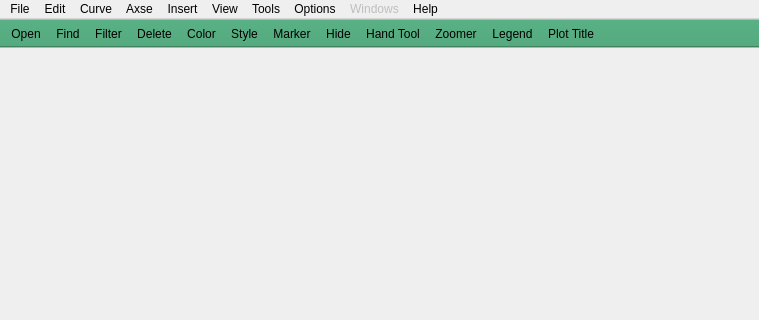
Qt form icurve_v2.0/icurve/resource/icurve.ui (Sunfe/icurve) before a commit; both pictures show x 0 to 759 and y 0 to 320 of the 759 by 475 pixel window.
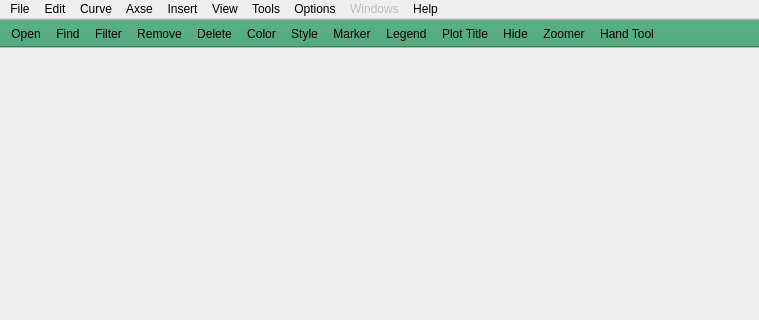
The same form after that commit. Icons and pictures are not drawn.

The edit to the form file:
```diff
--- a/icurve_v2.0/icurve/resource/icurve.ui
+++ b/icurve_v2.0/icurve/resource/icurve.ui
@@ -273,15 +273,16 @@
    <addaction name="actionOpen"/>
    <addaction name="actionFind"/>
    <addaction name="actionFilter"/>
+   <addaction name="actionRemove"/>
    <addaction name="actionDelete"/>
    <addaction name="actionColor"/>
    <addaction name="actionStyle"/>
    <addaction name="actionMarker"/>
-   <addaction name="actionHide"/>
-   <addaction name="actionHandMove"/>
-   <addaction name="actionZoom"/>
    <addaction name="actionLegend"/>
    <addaction name="actionTitle"/>
+   <addaction name="actionHide"/>
+   <addaction name="actionZoom"/>
+   <addaction name="actionHandMove"/>
   </widget>
   <widget class="QStatusBar" name="statusBar"/>
   <action name="actionOpen">
```
Left out of the diff: 4 changed lines with no effect on the pictures.
